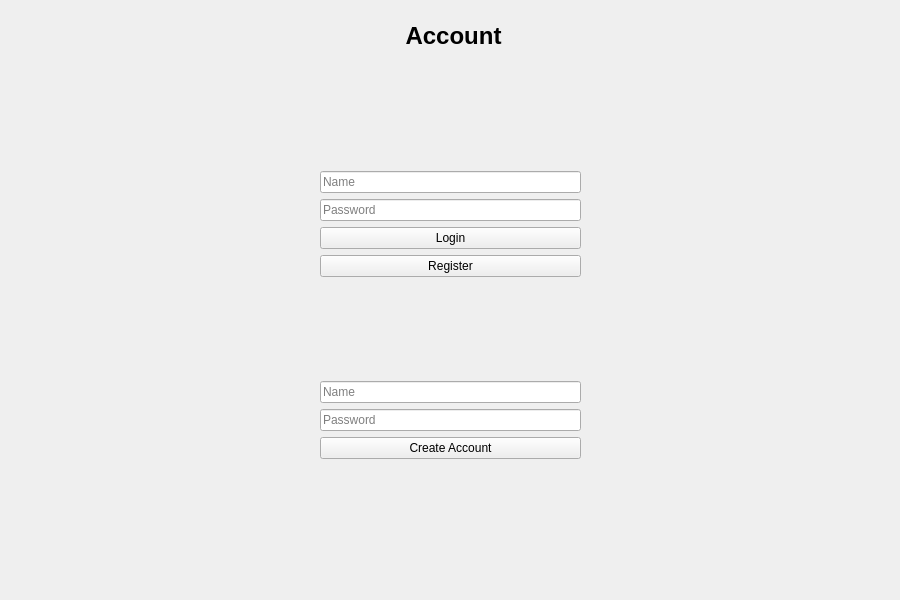
Mihnea11/Triviador, file TriviadorGame/TriviadorGame/TriviadorGame.ui: the form before one commit.
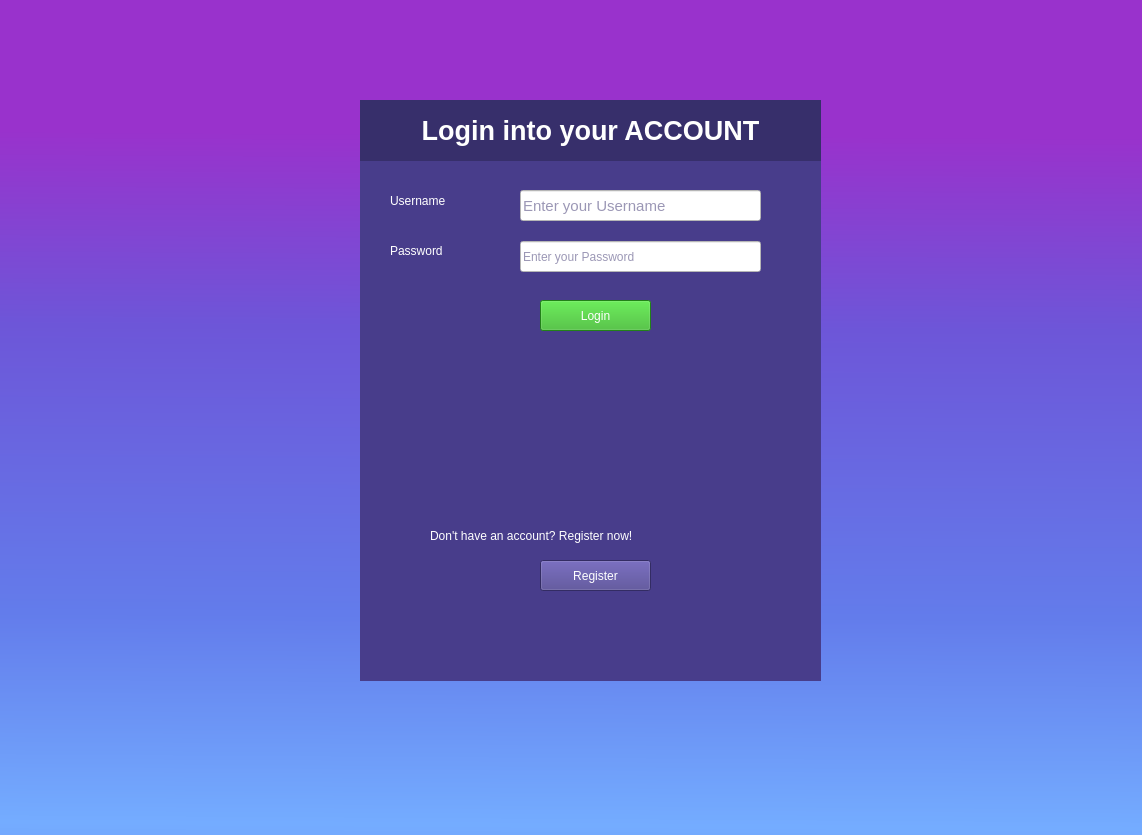
The form after the commit.

What changed in the file:
```diff
--- a/TriviadorGame/TriviadorGame/TriviadorGame.ui
+++ b/TriviadorGame/TriviadorGame/TriviadorGame.ui
@@ -6,8 +6,8 @@
    <rect>
     <x>0</x>
     <y>0</y>
-    <width>900</width>
-    <height>600</height>
+    <width>1142</width>
+    <height>835</height>
    </rect>
   </property>
   <property name="minimumSize">
@@ -19,122 +19,194 @@
   <property name="windowTitle">
    <string>TriviadorGame</string>
   </property>
+  <property name="styleSheet">
+   <string notr="true">background-color: qlineargradient(spread:reflect, x1:0.988636, y1:0.995, x2:1, y2:0, stop:0 rgba(116, 172, 255, 255), stop:0.251894 rgba(99, 124, 235, 255), stop:0.598485 rgba(109, 86, 216, 255), stop:0.831439 rgba(153, 50, 204, 255));</string>
+  </property>
   <widget class="QWidget" name="centralWidget">
-   <widget class="QLabel" name="AppTitle">
+   <widget class="QWidget" name="LoginForm" native="true">
     <property name="geometry">
      <rect>
-      <x>8</x>
-      <y>5</y>
-      <width>891</width>
+      <x>360</x>
+      <y>100</y>
+      <width>461</width>
+      <height>581</height>
+     </rect>
+    </property>
+    <property name="styleSheet">
+     <string notr="true">background-color: rgb(72, 61, 139);</string>
+    </property>
+    <widget class="QLabel" name="LoginTitle">
+     <property name="geometry">
+      <rect>
+       <x>0</x>
+       <y>0</y>
+       <width>461</width>
       <height>61</height>
      </rect>
     </property>
+     <property name="styleSheet">
+      <string notr="true">background-color: rgb(55, 47, 107);</string>
+     </property>
+     <property name="text">
+      <string>&lt;html&gt;&lt;head/&gt;&lt;body&gt;&lt;p align=&quot;center&quot;&gt;&lt;span style=&quot; font-size:20pt; font-weight:700; color:#ffffff;&quot;&gt;Login into your ACCOUNT&lt;/span&gt;&lt;/p&gt;&lt;/body&gt;&lt;/html&gt;</string>
+     </property>
+    </widget>
+    <widget class="QLineEdit" name="UsernameField">
+     <property name="geometry">
+      <rect>
+       <x>160</x>
+       <y>90</y>
+       <width>241</width>
+       <height>31</height>
+      </rect>
+     </property>
     <property name="font">
      <font>
-      <pointsize>18</pointsize>
-      <bold>true</bold>
-     </font>
-    </property>
+       <family>Segoe UI</family>
+       <pointsize>11</pointsize>
+       <italic>false</italic>
+       <bold>false</bold>
+      </font>
+     </property>
+     <property name="layoutDirection">
+      <enum>Qt::LeftToRight</enum>
+     </property>
+     <property name="styleSheet">
+      <string notr="true">font: 11pt &quot;Segoe UI&quot;;
+background-color: rgb(255, 255, 255);
+color: rgb(55, 47, 107);
+</string>
+     </property>
     <property name="text">
-     <string>Account</string>
-    </property>
-    <property name="alignment">
-     <set>Qt::AlignCenter</set>
-    </property>
-   </widget>
-   <widget class="QWidget" name="formLayoutWidget">
+      <string/>
+     </property>
+     <property name="placeholderText">
+      <string>Enter your Username</string>
+     </property>
+    </widget>
+    <widget class="QLineEdit" name="PasswordField">
     <property name="geometry">
      <rect>
-      <x>320</x>
-      <y>160</y>
-      <width>261</width>
-      <height>201</height>
-     </rect>
-    </property>
-    <layout class="QFormLayout" name="LoginForm">
-     <property name="leftMargin">
-      <number>0</number>
+       <x>160</x>
+       <y>141</y>
+       <width>241</width>
+       <height>31</height>
+      </rect>
+     </property>
+     <property name="styleSheet">
+      <string notr="true">font: 11pt &quot;Segoe UI&quot;;
+background-color: rgb(255, 255, 255);
+color: rgb(55, 47, 107);</string>
      </property>
-     <property name="rightMargin">
-      <number>0</number>
+     <property name="text">
+      <string/>
      </property>
-     <item row="0" column="0" colspan="2">
-      <widget class="QLineEdit" name="UserName">
-       <property name="placeholderText">
-        <string>Name</string>
-       </property>
-      </widget>
-     </item>
-     <item row="1" column="0" colspan="2">
-      <widget class="QLineEdit" name="Password">
        <property name="echoMode">
         <enum>QLineEdit::Password</enum>
        </property>
        <property name="placeholderText">
-        <string>Password</string>
-       </property>
-      </widget>
-     </item>
-     <item row="5" column="0" colspan="2">
-      <widget class="QPushButton" name="RegisterButton">
-       <property name="text">
-        <string>Register</string>
-       </property>
-      </widget>
-     </item>
-     <item row="4" column="0" colspan="2">
+      <string>Enter your Password</string>
+     </property>
+    </widget>
       <widget class="QPushButton" name="LoginButton">
+     <property name="geometry">
+      <rect>
+       <x>180</x>
+       <y>200</y>
+       <width>111</width>
+       <height>31</height>
+      </rect>
+     </property>
+     <property name="cursor">
+      <cursorShape>ArrowCursor</cursorShape>
+     </property>
+     <property name="contextMenuPolicy">
+      <enum>Qt::DefaultContextMenu</enum>
+     </property>
+     <property name="styleSheet">
+      <string notr="true">color: rgb(255, 255, 255);
+font: 700 11pt &quot;Segoe UI&quot;;
+background-color: rgb(48, 180, 33);
+</string>
+     </property>
        <property name="text">
         <string>Login</string>
        </property>
-      </widget>
-     </item>
-    </layout>
-   </widget>
-   <widget class="QWidget" name="formLayoutWidget_2">
+     <property name="flat">
+      <bool>false</bool>
+     </property>
+    </widget>
+    <widget class="QPushButton" name="RegisterButton">
     <property name="geometry">
      <rect>
-      <x>320</x>
-      <y>370</y>
-      <width>261</width>
-      <height>201</height>
-     </rect>
-    </property>
-    <layout class="QFormLayout" name="RegisterForm">
-     <property name="leftMargin">
-      <number>0</number>
+       <x>180</x>
+       <y>460</y>
+       <width>111</width>
+       <height>31</height>
+      </rect>
+     </property>
+     <property name="styleSheet">
+      <string notr="true">color: rgb(255, 255, 255);
+font: 11pt &quot;Segoe UI&quot;;</string>
      </property>
-     <property name="rightMargin">
-      <number>0</number>
+     <property name="text">
+      <string>Register</string>
      </property>
-     <item row="0" column="0" colspan="2">
-      <widget class="QLineEdit" name="UserField">
-       <property name="placeholderText">
-        <string>Name</string>
-       </property>
-      </widget>
-     </item>
-     <item row="1" column="0" colspan="2">
-      <widget class="QLineEdit" name="PasswordFIeld">
-       <property name="echoMode">
-        <enum>QLineEdit::Password</enum>
-       </property>
-       <property name="placeholderText">
+    </widget>
+    <widget class="QLabel" name="UsernameLabel">
+     <property name="geometry">
+      <rect>
+       <x>30</x>
+       <y>90</y>
+       <width>111</width>
+       <height>21</height>
+      </rect>
+     </property>
+     <property name="styleSheet">
+      <string notr="true">font: 700 15pt &quot;Segoe UI&quot;;
+
+color: rgb(255, 255, 255);
+</string>
+     </property>
+     <property name="text">
+      <string>Username</string>
+     </property>
+    </widget>
+    <widget class="QLabel" name="PasswordLabel">
+     <property name="geometry">
+      <rect>
+       <x>30</x>
+       <y>140</y>
+       <width>111</width>
+       <height>21</height>
+      </rect>
+     </property>
+     <property name="styleSheet">
+      <string notr="true">font: 700 15pt &quot;Segoe UI&quot;;
+color: rgb(255, 255, 255);
+</string>
+     </property>
+     <property name="text">
         <string>Password</string>
        </property>
       </widget>
-     </item>
-     <item row="4" column="0" colspan="2">
-      <widget class="QPushButton" name="CreateAccount">
+    <widget class="QLabel" name="RegisterLabel">
+     <property name="geometry">
+      <rect>
+       <x>70</x>
+       <y>420</y>
+       <width>331</width>
+       <height>31</height>
+      </rect>
+     </property>
+     <property name="styleSheet">
+      <string notr="true">font: 14pt &quot;Segoe UI&quot;;
+color: rgb(255, 255, 255);</string>
+     </property>
        <property name="text">
-        <string>Create Account</string>
-       </property>
-      </widget>
-     </item>
-    </layout>
-    <zorder>PasswordFIeld</zorder>
-    <zorder>CreateAccount</zorder>
-    <zorder>UserField</zorder>
+      <string>Don't have an account? Register now!</string>
+     </property>
+    </widget>
    </widget>
   </widget>
  </widget>
```
Lines whose indentation alone changed are shown as unchanged.
